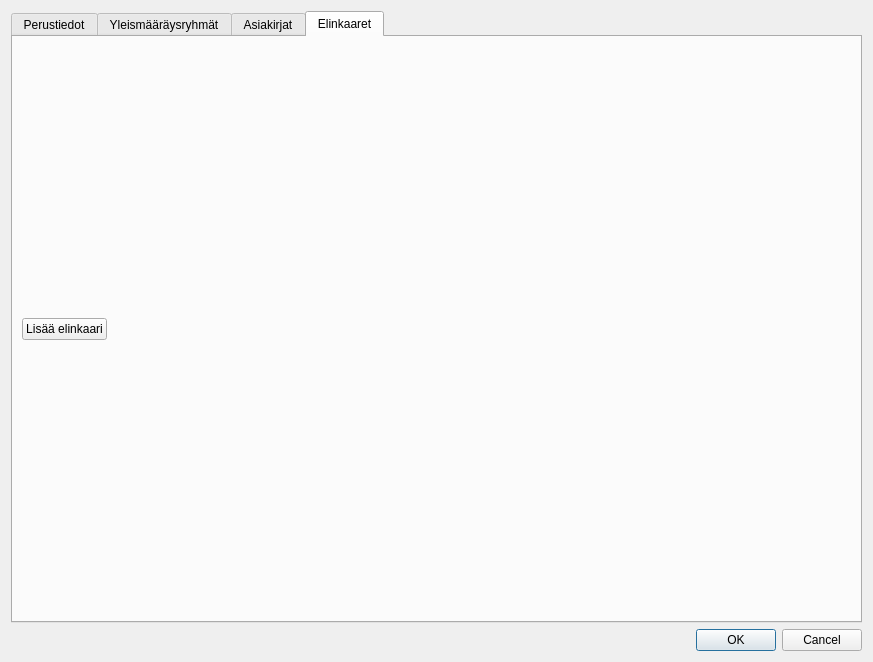
The window that arho_feature_template/gui/dialogs/plan_attribute_form.ui (GispoCoding/arho-feature-template) describes before a commit, drawn with Qt 5.
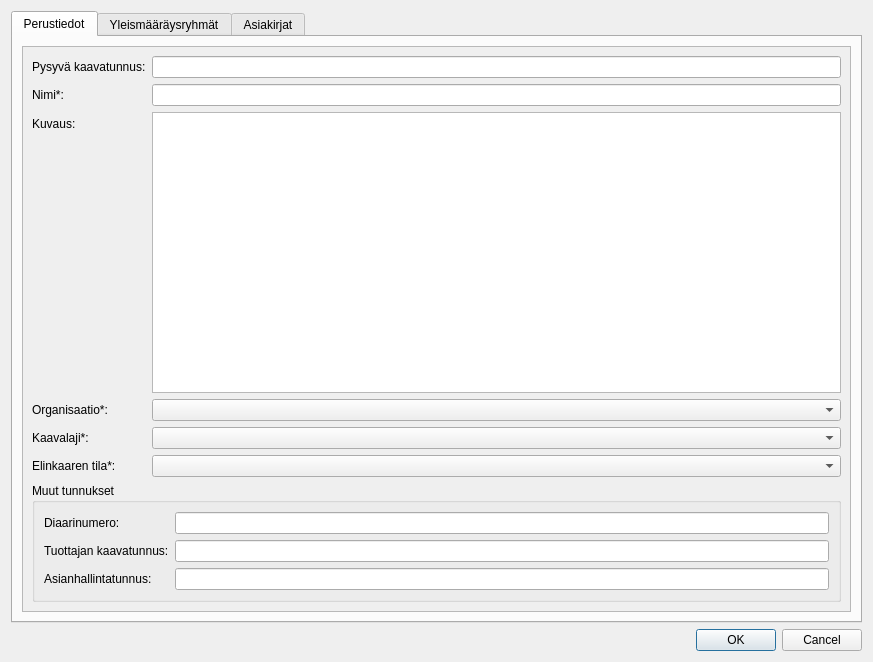
The same window after the commit. Custom widgets are drawn as their Qt base class.

Commit message:
Moved editing lifecycles to its own button
Removed lifecycle tab from plan attribute form. Created new button "Muokkaa elinkaaria" which allows editing the lifecycles.

Diff of the .ui file:
```diff
--- a/arho_feature_template/gui/dialogs/plan_attribute_form.ui
+++ b/arho_feature_template/gui/dialogs/plan_attribute_form.ui
@@ -338,26 +338,6 @@
        </item>
       </layout>
      </widget>
-     <widget class="QWidget" name="lifecycles_tab">
-      <attribute name="title">
-       <string>Elinkaaret</string>
-      </attribute>
-      <layout class="QVBoxLayout" name="lifecycle_tab_layout">
-       <item>
-        <widget class="QPushButton" name="add_lifecycle_button">
-         <property name="sizePolicy">
-          <sizepolicy hsizetype="Maximum" vsizetype="Fixed">
-           <horstretch>0</horstretch>
-           <verstretch>0</verstretch>
-          </sizepolicy>
-         </property>
-         <property name="text">
-          <string>Lisää elinkaari</string>
-         </property>
-        </widget>
-       </item>
-      </layout>
-     </widget>
     </widget>
    </item>
    <item>
```
The commit also changes 5 other files.
